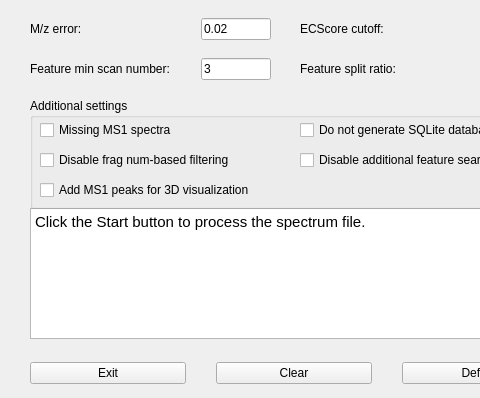
Above: src/gui/topfd/topfddialog.ui from toppic-suite/toppic-suite before the change; both pictures show x 0 to 480 and y 232 to 630 of the 965 by 630 pixel window. Below: the same form after it.
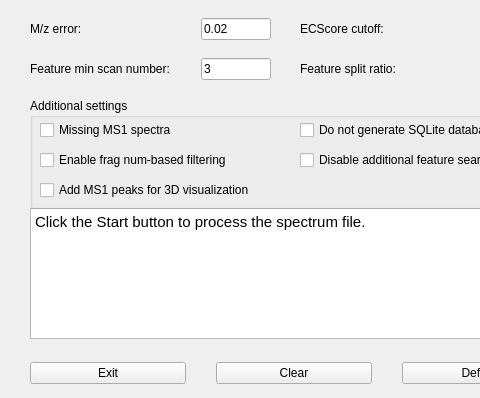
That is the form after the change. Icons and pictures are not drawn.

Commit message:
Turn topfd fragment-number filtering off by default; -d now enables it
--disable-frag-num-filtering becomes --frag-num-filtering (and topdia's
--disable-final-filtering becomes --final-filtering, since both tools share
the parameter). The GUI checkboxes now enable the filter.

Claude-Session: https://claude.ai/code/session_018NcRKp4WjDTE2yhTHEdfth

```diff
--- a/src/gui/topfd/topfddialog.ui
+++ b/src/gui/topfd/topfddialog.ui
@@ -622,7 +622,7 @@
          <bool>false</bool>
         </property>
         <property name="text">
-         <string>Disable frag num-based filtering</string>
+         <string>Enable frag num-based filtering</string>
         </property>
         <property name="checkable">
          <bool>true</bool>
```
Left out of the diff: 2 changed lines with no effect on the pictures. The commit also changes 8 other files.
